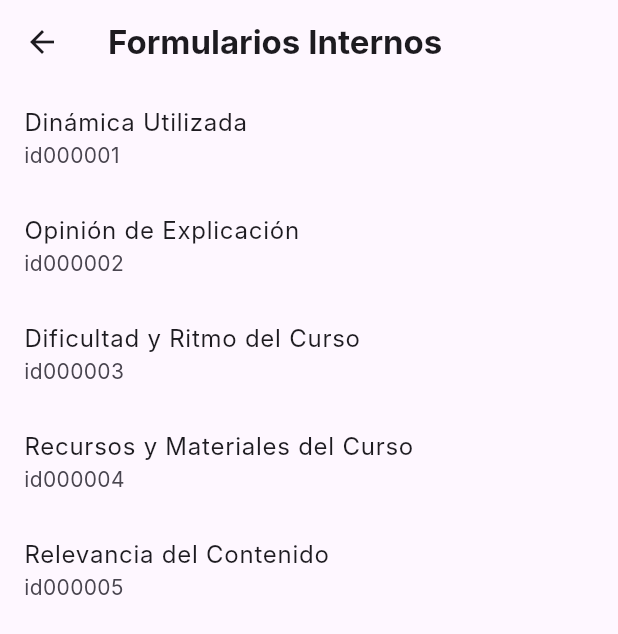
After one commit to Toriel02/form_app, a Flutter app: the TeacherHomeScreen screen opened directly, after a tap on "Formularios Internos", on a phone screen of 412 x 824 dp. The commit adds this screen. Shown: the top 634 px of the screen. Run offline on Flutter 3.47's test engine with Material 3 defaults, Android fonts, the phone set to English and light mode, and no system bars; our stand-ins replace cached_network_image, cloud_firestore, firebase_auth, firebase_core, firebase_storage, qr_flutter; missing offline and left inert: mobile_scanner; accounts and stored records are empty; Roboto replaces fonts that are missing (Inter).

Commit message:
Encuestas Internas Creadas

```diff
--- /dev/null
+++ b/lib/models/encuesta_model.dart
@@ -0,0 +1,22 @@
+class Encuesta {
+  final String id;
+  final String titulo;
+  final String pregunta;
+  final List<String> opciones;
+
+  Encuesta({
+    required this.id,
+    required this.titulo,
+    required this.pregunta,
+    required this.opciones,
+  });
+
+  factory Encuesta.fromMap(String id, Map<String, dynamic> data) {
+    return Encuesta(
+      id: id,
+      titulo: data['titulo'],
+      pregunta: data['pregunta'],
+      opciones: List<String>.from(data['opciones']),
+    );
+  }
+}
--- /dev/null
+++ b/lib/screens/encuestas/encuesta_1.dart
@@ -0,0 +1,28 @@
+final List<Map<String, dynamic>> encuesta1 = [
+  {
+    "id": "p1",
+    "texto": "¿Qué tan dinámica te pareció la clase de hoy?",
+    "tipo": "escala",
+    "opciones": [1, 2, 3, 4, 5]
+  },
+  {
+    "id": "p2",
+    "texto": "¿El docente propició la participación del grupo?",
+    "tipo": "si_no"
+  },
+  {
+    "id": "p3",
+    "texto": "¿Se realizaron actividades prácticas durante la clase?",
+    "tipo": "si_no"
+  },
+  {
+    "id": "p4",
+    "texto": "¿Consideras que el ritmo fue adecuado para todos?",
+    "tipo": "si_no"
+  },
+  {
+    "id": "p5",
+    "texto": "¿Qué sugerencias tienes para mejorar la dinámica?",
+    "tipo": "texto"
+  },
+];
--- /dev/null
+++ b/lib/screens/encuestas/encuesta_2.dart
@@ -0,0 +1,29 @@
+final List<Map<String, dynamic>> encuesta2 = [
+  {
+    "id": "p1",
+    "texto": "¿Qué tan clara fue la explicación de los temas?",
+    "tipo": "escala",
+    "opciones": [1, 2, 3, 4, 5]
+  },
+  {
+    "id": "p2",
+    "texto": "¿Se resolvieron tus dudas durante la clase?",
+    "tipo": "si_no"
+  },
+  {
+    "id": "p3",
+    "texto": "¿El lenguaje utilizado fue adecuado para tu nivel?",
+    "tipo": "si_no"
+  },
+  {
+    "id": "p4",
+    "texto": "¿Te resultó fácil seguir el hilo de la explicación?",
+    "tipo": "escala",
+    "opciones": [1, 2, 3, 4, 5]
+  },
+  {
+    "id": "p5",
+    "texto": "¿Qué mejorarías en la forma de explicar los temas?",
+    "tipo": "texto"
+  },
+];
--- /dev/null
+++ b/lib/screens/encuestas/encuesta_3.dart
@@ -0,0 +1,29 @@
+final List<Map<String, dynamic>> encuesta3 = [
+  {
+    "id": "p1",
+    "texto": "¿Qué tan difícil te pareció el contenido de la clase?",
+    "tipo": "escala",
+    "opciones": [1, 2, 3, 4, 5]
+  },
+  {
+    "id": "p2",
+    "texto": "¿Te sentiste abrumado por la cantidad de información?",
+    "tipo": "si_no"
+  },
+  {
+    "id": "p3",
+    "texto": "¿El ritmo fue muy rápido para ti?",
+    "tipo": "si_no"
+  },
+  {
+    "id": "p4",
+    "texto": "¿Te sentiste cómodo con la dificultad general del curso?",
+    "tipo": "escala",
+    "opciones": [1, 2, 3, 4, 5]
+  },
+  {
+    "id": "p5",
+    "texto": "¿Tienes sugerencias para mejorar el ritmo o dificultad?",
+    "tipo": "texto"
+  },
+];
--- /dev/null
+++ b/lib/screens/encuestas/encuesta_4.dart
@@ -0,0 +1,29 @@
+final List<Map<String, dynamic>> encuesta4 = [
+  {
+    "id": "p1",
+    "texto": "¿Qué tan útil era el material presentado?",
+    "tipo": "escala",
+    "opciones": [1, 2, 3, 4, 5]
+  },
+  {
+    "id": "p2",
+    "texto": "¿Los materiales estaban disponibles con antelación?",
+    "tipo": "si_no"
+  },
+  {
+    "id": "p3",
+    "texto": "¿Los recursos facilitaron tu aprendizaje?",
+    "tipo": "si_no"
+  },
+  {
+    "id": "p4",
+    "texto": "¿Consideras que hubo suficiente material complementario?",
+    "tipo": "escala",
+    "opciones": [1, 2, 3, 4, 5]
+  },
+  {
+    "id": "p5",
+    "texto": "¿Qué material adicional te gustaría tener?",
+    "tipo": "texto"
+  },
+];
--- /dev/null
+++ b/lib/screens/encuestas/encuesta_5.dart
@@ -0,0 +1,29 @@
+final List<Map<String, dynamic>> encuesta5 = [
+  {
+    "id": "p1",
+    "texto": "¿Qué tan relevante fue el contenido para tu formación?",
+    "tipo": "escala",
+    "opciones": [1, 2, 3, 4, 5]
+  },
+  {
+    "id": "p2",
+    "texto": "¿Pudiste relacionar lo aprendido con casos reales?",
+    "tipo": "si_no"
+  },
+  {
+    "id": "p3",
+    "texto": "¿Crees que el contenido será útil en tu vida profesional?",
+    "tipo": "si_no"
+  },
+  {
+    "id": "p4",
+    "texto": "¿Te pareció actualizada la información presentada?",
+    "tipo": "escala",
+    "opciones": [1, 2, 3, 4, 5]
+  },
+  {
+    "id": "p5",
+    "texto": "¿Qué otro contenido te gustaría que se abordara?",
+    "tipo": "texto"
+  },
+];
--- /dev/null
+++ b/lib/screens/teacher/internal_forms_screen.dart
@@ -0,0 +1,69 @@
+import 'package:flutter/material.dart';
+import 'package:firebase_auth/firebase_auth.dart';
+import 'package:form_app/services/firestore_services.dart';
+import 'package:form_app/screens/encuesta_screen.dart'; // Asumo que tienes esta pantalla para mostrar encuesta por ID
+
+class InternalFormsScreen extends StatefulWidget {
+  const InternalFormsScreen({super.key});
+
+  @override
+  State<InternalFormsScreen> createState() => _InternalFormsScreenState();
+}
+
+class _InternalFormsScreenState extends State<InternalFormsScreen> {
+  final FirestoreService _firestoreService = FirestoreService();
+  User? _currentUser;
+
+  @override
+  void initState() {
+    super.initState();
+    _currentUser = FirebaseAuth.instance.currentUser;
+  }
+
+  @override
+  Widget build(BuildContext context) {
+    if (_currentUser == null) {
+      return Scaffold(
+        appBar: AppBar(title: const Text('Formularios Internos')),
+        body: const Center(child: Text('No hay usuario autenticado')),
+      );
+    }
+
+    return Scaffold(
+      appBar: AppBar(title: const Text('Formularios Internos')),
+      body: StreamBuilder<List<Map<String, dynamic>>>(
+        stream: _firestoreService.obtenerEncuestasPorProfesor(_currentUser!.uid),
+        builder: (context, snapshot) {
+          if (snapshot.connectionState == ConnectionState.waiting) {
+            return const Center(child: CircularProgressIndicator());
+          }
+
+          if (snapshot.hasError) {
+            return Center(child: Text('Error: ${snapshot.error}'));
+          }
+
+          final encuestas = snapshot.data ?? [];
+
+          if (encuestas.isEmpty) {
+            return const Center(child: Text('No hay encuestas disponibles'));
+          }
+
+         for (var encuesta in encuestas) {
+          print('Encuesta recibida: $encuesta');
+        }
+
+          return ListView(
+            children: encuestas.map((encuesta) {
+              final titulo = encuesta['titulo'] ?? 'Sin título';
+              final encuestaId = encuesta['id'];
+              return ListTile(
+                title: Text(titulo),
+                subtitle: Text(encuestaId ?? ''),
+              );
+            }).toList(),
+          );
+        },
+      ),
+    );
+  }
+}
--- a/lib/screens/teacher/teacher_home_screen.dart
+++ b/lib/screens/teacher/teacher_home_screen.dart
@@ -1,8 +1,10 @@
 import 'package:flutter/material.dart';
+import 'package:form_app/screens/teacher/internal_forms_screen.dart';
 import 'package:form_app/screens/teacher/my_forms_screen.dart';
 import 'package:form_app/services/auth_service.dart'; // Asegúrate de que la ruta sea correcta
 import 'package:form_app/screens/auth/login_screen.dart'; // Asegúrate de que la ruta sea correcta
 import 'package:firebase_auth/firebase_auth.dart'; // Importar User de firebase_auth
+import 'package:form_app/services/firestore_services.dart';
 
 // Importa la pantalla de creación de formularios
 import 'package:form_app/screens/teacher/create_form_screen.dart'; // <--- Importación clave
@@ -16,13 +18,33 @@ class TeacherHomeScreen extends StatefulWidget {
 
 class _TeacherHomeScreenState extends State<TeacherHomeScreen> {
   final AuthService _authService = AuthService(); // Instancia del servicio de autenticación
+  final FirestoreService _firestoreService = FirestoreService();
+
   User? _currentUser; // Para almacenar el usuario actual
+  bool _encuestasSubidas = false;
 
   @override
   void initState() {
     super.initState();
-    _currentUser = _authService.getCurrentUser(); // Obtener el usuario actual al iniciar la pantalla
+    _currentUser = _authService.getCurrentUser();
+
+    if (_currentUser != null && !_encuestasSubidas) {
+      _verificarYSubirEncuestas(_currentUser!.uid);
+    }
   }
+
+  void _verificarYSubirEncuestas(String teacherId) async {
+    final encuestasExistentes = await _firestoreService.obtenerEncuestasPorProfesorUnaVez(teacherId);
+
+    if (encuestasExistentes.isEmpty) {
+      await _firestoreService.subirEncuestasPorProfesor(teacherId);
+    }
+
+    setState(() {
+      _encuestasSubidas = true;
+    });
+  }
+
 
   // Función para cerrar sesión
   void _logout() async {
@@ -103,6 +125,27 @@ class _TeacherHomeScreenState extends State<TeacherHomeScreen> {
                   elevation: 5, // Sombra para un efecto más elevado
                 ),
               ),
+              // Botón para formularios internos
+              const SizedBox(height: 20),
+              ElevatedButton.icon(
+                onPressed: () {
+                  Navigator.push(
+                    context,
+                    MaterialPageRoute(builder: (context) => const InternalFormsScreen()),
+                  );
+                },
+                icon: const Icon(Icons.assignment),
+                label: const Text('Formularios Internos'),
+                style: ElevatedButton.styleFrom(
+                  padding: const EdgeInsets.symmetric(vertical: 15, horizontal: 20),
+                  shape: RoundedRectangleBorder(
+                    borderRadius: BorderRadius.circular(10),
+                  ),
+                  backgroundColor: Colors.blue.shade800,
+                  foregroundColor: Colors.white,
+                  elevation: 5,
+                ),
+              ),
             const SizedBox(height: 20),
              ElevatedButton.icon(
               onPressed: () {
--- a/lib/services/firestore_services.dart
+++ b/lib/services/firestore_services.dart
@@ -1,7 +1,12 @@
 // lib/services/firestore_service.dart
 import 'package:flutter/foundation.dart'; // Importar para kDebugMode
 import 'package:cloud_firestore/cloud_firestore.dart';
-import 'package:firebase_auth/firebase_auth.dart'; // Para obtener el UID del estudiante
+import 'package:firebase_auth/firebase_auth.dart';
+import 'package:form_app/screens/encuestas/encuesta_1.dart';
+import 'package:form_app/screens/encuestas/encuesta_2.dart';
+import 'package:form_app/screens/encuestas/encuesta_3.dart';
+import 'package:form_app/screens/encuestas/encuesta_4.dart';
+import 'package:form_app/screens/encuestas/encuesta_5.dart'; // Para obtener el UID del estudiante
 
 class FirestoreService {
   final FirebaseFirestore _firestore = FirebaseFirestore.instance;
@@ -39,6 +44,86 @@ class FirestoreService {
       print("Error al añadir el documento del formulario: $e");
       return null;
     }
+  }
+
+  // FUNCIÓN: GUARDADO DE ENCUESTAS PREDEFINIDAS
+  Future<String?> addEncuestaToFirestore({
+  required String titulo,
+  required List<Map<String, dynamic>> preguntas,
+  required String teacherId,
+  }) async {
+    try {
+      final encuestaData = {
+        "titulo": titulo,
+        "preguntas": preguntas,
+        "teacherId": teacherId,
+        "fechaCreacion": FieldValue.serverTimestamp(),
+      };
+
+      final docRef = await FirebaseFirestore.instance.collection('encuestas').add(encuestaData);
+      print('Encuesta añadida con ID: ${docRef.id}');
+      return docRef.id;
+    } catch (e) {
+      print('Error al añadir encuesta: $e');
+      return null;
+    }
+  }
+
+  // Función que sube todas las encuestas del profesor usando la anterior
+  Future<void> subirEncuestasPorProfesor(String teacherId) async {
+    final firestore = FirebaseFirestore.instance;
+
+    // Verifica si ya hay encuestas del profesor
+    final existing = await firestore
+        .collection('encuestas')
+        .where('teacherId', isEqualTo: teacherId)
+        .limit(1) // Solo necesitamos saber si hay al menos una
+        .get();
+
+    if (existing.docs.isNotEmpty) {
+      print('Ya existen encuestas para este profesor. No se suben duplicados.');
+      return;
+    }
+
+    final encuestas = [
+      {'titulo': 'Dinámica Utilizada', 'preguntas': encuesta1},
+      {'titulo': 'Opinión de Explicación', 'preguntas': encuesta2},
+      {'titulo': 'Dificultad y Ritmo del Curso', 'preguntas': encuesta3},
+      {'titulo': 'Recursos y Materiales del Curso', 'preguntas': encuesta4},
+      {'titulo': 'Relevancia del Contenido', 'preguntas': encuesta5},
+    ];
+
+    for (var encuesta in encuestas) {
+      final id = await addEncuestaToFirestore(
+        titulo: encuesta['titulo'] as String,
+        preguntas: encuesta['preguntas'] as List<Map<String, dynamic>>,
+        teacherId: teacherId,
+      );
+      print('Encuesta "${encuesta['titulo']}" subida con ID: $id');
+    }
+  }
+
+  // La función para obtener encuestas por profesor también dentro de aquí
+  Stream<List<Map<String, dynamic>>> obtenerEncuestasPorProfesor(String teacherId) {
+    return FirebaseFirestore.instance
+      .collection('encuestas')
+      .where('teacherId', isEqualTo: teacherId)
+      .orderBy('fechaCreacion', descending: true)
+      .snapshots()
+      .map((snapshot) => snapshot.docs.map((doc) => {'id': doc.id, ...doc.data()}).toList() );
+  }
+
+  Future<List<Map<String, dynamic>>> obtenerEncuestasPorProfesorUnaVez(String teacherId) async {
+    final snapshot = await FirebaseFirestore.instance
+        .collection('encuestas')
+        .where('teacherId', isEqualTo: teacherId)
+        .get();
+
+    return snapshot.docs.map((doc) {
+      final data = doc.data();
+      data['id'] = doc.id;
+      return data;
+    }).toList();
   }
 
   // **** NUEVA FUNCIÓN: Añadir una respuesta a Firestore ****
```
Also changed, not shown: lib/screens/encuesta_screen.dart (+146 -27 lines), lib/screens/encuestas/guardado_base.dart (added).
